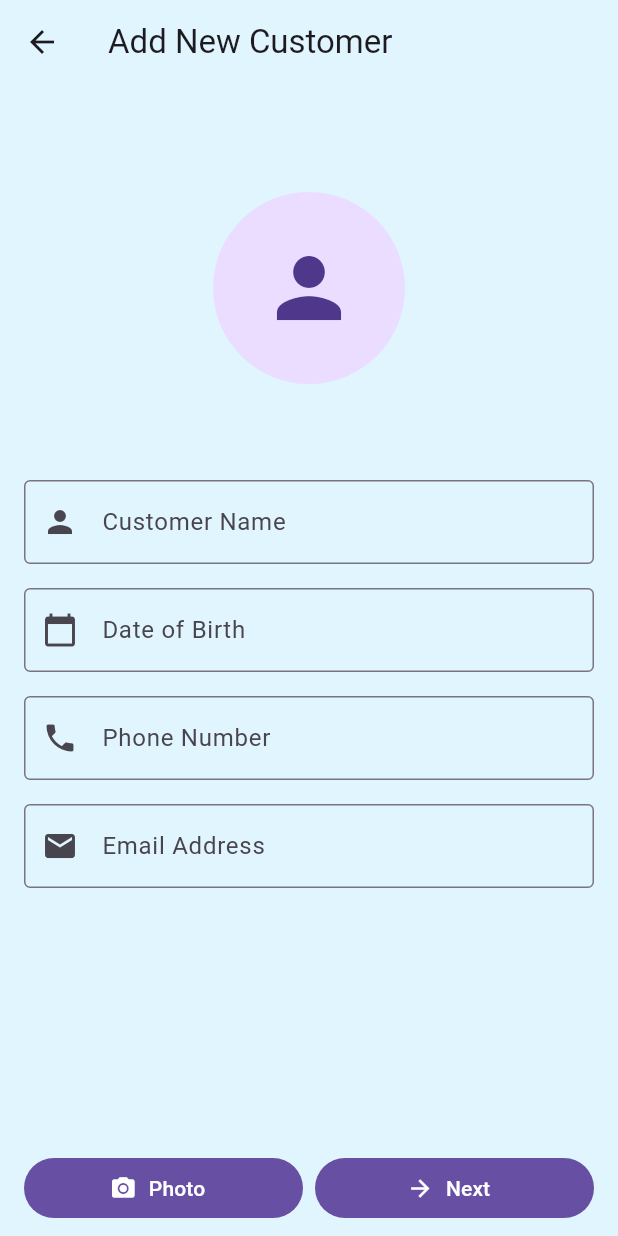
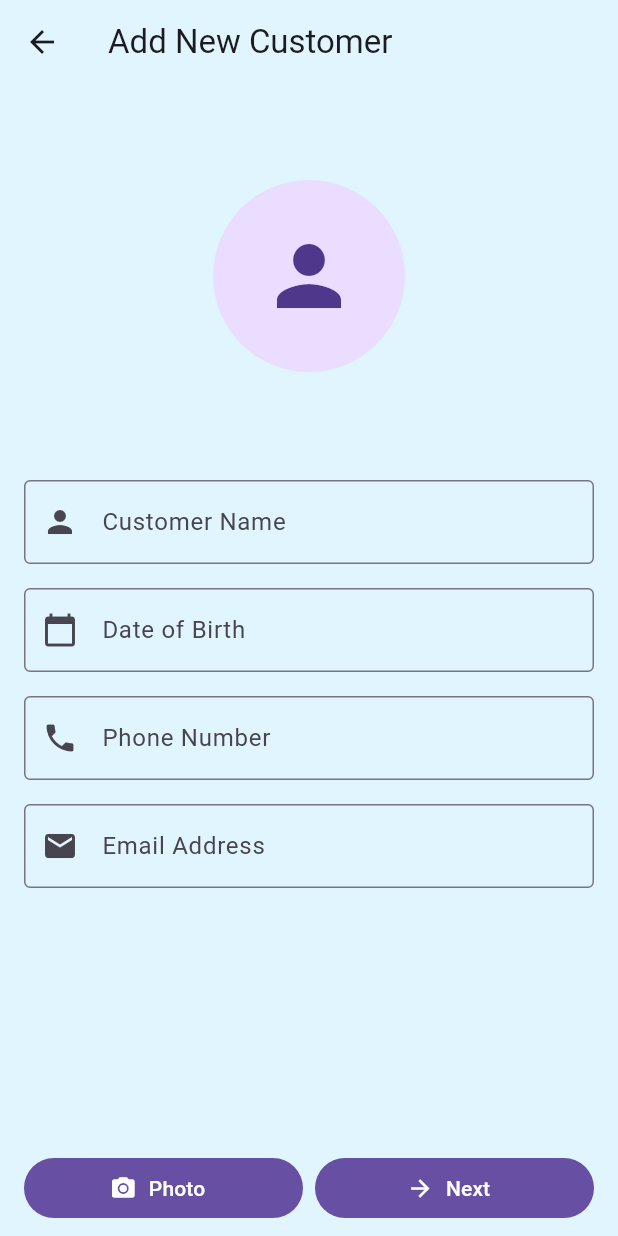
Before and after one commit to minlwin/learning-flutter-v2, a Flutter app: the CustomerEditScreen screen opened directly, on a phone screen of 412 x 824 dp. Run offline on Flutter 3.47's test engine with Material 3 defaults, Android fonts, the phone set to English and light mode, and no system bars; our stand-ins replace dio, flutter_riverpod, freezed_annotation, go_router, riverpod_annotation; generated files the repository leaves out were written again.

Commit message:
Update flutter version

```diff
--- a/s01_riverpod/p01_helloworld/lib/main.dart
+++ b/s01_riverpod/p01_helloworld/lib/main.dart
@@ -75,4 +75,4 @@ class CurrentPage extends _$CurrentPage {
 }
 
 @riverpod
-String message(MessageRef ref) => "Hello Riverpod";
+String message(Ref ref) => "Hello Riverpod";
--- a/s01_riverpod/p01_helloworld/lib/pages/person.dart
+++ b/s01_riverpod/p01_helloworld/lib/pages/person.dart
@@ -5,7 +5,7 @@ import 'package:riverpod_annotation/riverpod_annotation.dart';
 part 'person.g.dart';
 
 @riverpod
-String personName(PersonNameRef ref) => "JDC";
+String personName(Ref ref) => "JDC";
 
 class PersonWidget extends StatelessWidget {
   const PersonWidget({super.key});
--- a/s01_riverpod/p01_helloworld/pubspec.yaml
+++ b/s01_riverpod/p01_helloworld/pubspec.yaml
@@ -47,7 +47,7 @@ dev_dependencies:
   # activated in the `analysis_options.yaml` file located at the root of your
   # package. See that file for information about deactivating specific lint
   # rules and activating additional ones.
-  flutter_lints: ^4.0.0
+  flutter_lints: ^5.0.0
   riverpod_generator: ^2.4.0
   build_runner: ^2.4.11
 
--- a/s01_riverpod/p04_customers/lib/screens/customer_edit.screen.dart
+++ b/s01_riverpod/p04_customers/lib/screens/customer_edit.screen.dart
@@ -3,10 +3,37 @@ import 'package:flutter_riverpod/flutter_riverpod.dart';
 import 'package:go_router/go_router.dart';
 import 'package:intl/intl.dart';
 import 'package:p04_customers/providers/customer.provider.dart';
+import 'package:p04_customers/widgets/circular_header.widget.dart';
 
 class CustomerEditScreen extends ConsumerWidget {
-  CustomerEditScreen({super.key, this.id});
+  const CustomerEditScreen({super.key, this.id});
   final String? id;
+
+  @override
+  Widget build(BuildContext context, WidgetRef ref) {
+    return Scaffold(
+      appBar: AppBar(
+        title: Text(id != null ? "Edit Customer" : "Add New Customer"),
+      ),
+      resizeToAvoidBottomInset: false,
+      body: Column(
+        children: [
+          const CircularHeaderWidget(
+            child: Icon(
+              Icons.person,
+              size: 64,
+            ),
+          ),
+          Expanded(child: CustomerInfoForm())
+        ],
+      ),
+    );
+  }
+}
+
+class CustomerInfoForm extends ConsumerWidget {
+  CustomerInfoForm({super.key});
+
   static final DateFormat _dateFormat = DateFormat("yyyy-MM-dd");
 
   final _formKey = GlobalKey<FormState>();
@@ -22,42 +49,21 @@ class CustomerEditScreen extends ConsumerWidget {
     _dob.text = customerForm.dob ?? "";
     _phone.text = customerForm.phone ?? "";
     _email.text = customerForm.email ?? "";
-    return Scaffold(
-      appBar: AppBar(
-        title: Text(id != null ? "Edit Customer" : "Add New Customer"),
-      ),
-      resizeToAvoidBottomInset: false,
-      body: Form(
+
+    return Form(
       key: _formKey,
       child: Padding(
         padding: const EdgeInsets.symmetric(vertical: 8, horizontal: 16),
         child: Column(
           mainAxisAlignment: MainAxisAlignment.spaceBetween,
           children: [
-              Center(
-                child: Column(
+            Column(
               children: [
-                    Container(
-                      padding: const EdgeInsets.symmetric(vertical: 64),
-                      child: const CircleAvatar(
-                        radius: 64,
-                        child: Icon(
-                          Icons.person,
-                          size: 64,
-                        ),
-                      ),
-                    ),
-                    TextFormField(
+                _textField(
+                  "Customer Name",
                   controller: _name,
-                      decoration: const InputDecoration(
-                        border: OutlineInputBorder(),
-                        labelText: "Customer Name",
-                        prefixIcon: Icon(Icons.person),
-                      ),
-                      keyboardType: TextInputType.name,
-                      validator: (value) => value != null && value.isNotEmpty
-                          ? null
-                          : "Enter customer name.",
+                  icon: Icons.person,
+                  keyboard: TextInputType.name,
                 ),
                 const SizedBox(height: 16),
                 TextFormField(
@@ -84,39 +90,25 @@ class CustomerEditScreen extends ConsumerWidget {
                         firstDate: DateTime(1900),
                         lastDate: DateTime.now());
 
-                        _dob.text = null != selected
-                            ? _dateFormat.format(selected)
-                            : "";
+                    _dob.text =
+                        null != selected ? _dateFormat.format(selected) : "";
                   },
                 ),
                 const SizedBox(height: 16),
-                    TextFormField(
+                _textField(
+                  "Phone Number",
                   controller: _phone,
-                      decoration: const InputDecoration(
-                        border: OutlineInputBorder(),
-                        labelText: "Phone Number",
-                        prefixIcon: Icon(Icons.phone),
-                      ),
-                      keyboardType: TextInputType.phone,
-                      validator: (value) => value != null && value.isNotEmpty
-                          ? null
-                          : "Enter phone number.",
+                  icon: Icons.phone,
+                  keyboard: TextInputType.phone,
                 ),
                 const SizedBox(height: 16),
-                    TextFormField(
+                _textField(
+                  "Email Address",
                   controller: _email,
-                      decoration: const InputDecoration(
-                        border: OutlineInputBorder(),
-                        labelText: "Email Address",
-                        prefixIcon: Icon(Icons.email),
-                      ),
-                      keyboardType: TextInputType.emailAddress,
-                      validator: (value) => value != null && value.isNotEmpty
-                          ? null
-                          : "Enter email address.",
-                    ),
+                  icon: Icons.email,
+                  keyboard: TextInputType.emailAddress,
+                )
               ],
-                ),
             ),
             Row(
               children: [
@@ -151,7 +143,24 @@ class CustomerEditScreen extends ConsumerWidget {
           ],
         ),
       ),
-      ),
     );
   }
+
+  Widget _textField(
+    String? labelText, {
+    required TextEditingController controller,
+    required IconData icon,
+    required TextInputType keyboard,
+  }) =>
+      TextFormField(
+        controller: controller,
+        decoration: InputDecoration(
+          border: const OutlineInputBorder(),
+          labelText: labelText,
+          prefixIcon: Icon(icon),
+        ),
+        keyboardType: keyboard,
+        validator: (value) =>
+            value != null && value.isNotEmpty ? null : "Enter $labelText",
+      );
 }
--- /dev/null
+++ b/s01_riverpod/p04_customers/lib/widgets/circular_header.widget.dart
@@ -0,0 +1,18 @@
+import 'package:flutter/material.dart';
+
+class CircularHeaderWidget extends StatelessWidget {
+  const CircularHeaderWidget({super.key, required this.child});
+
+  final Widget child;
+
+  @override
+  Widget build(BuildContext context) {
+    return Padding(
+      padding: const EdgeInsets.symmetric(vertical: 64),
+      child: CircleAvatar(
+        radius: 64,
+        child: child,
+      ),
+    );
+  }
+}
```
Also changed, not shown: s01_riverpod/p04_customers/lib/screens/customer_address.screen.dart (+120 -2 lines), s01_riverpod/p01_helloworld/lib/main.g.dart, s01_riverpod/p01_helloworld/lib/pages/counter.g.dart, s01_riverpod/p01_helloworld/lib/pages/person.g.dart, 5 other files. Lines whose indentation alone changed are shown as unchanged.
